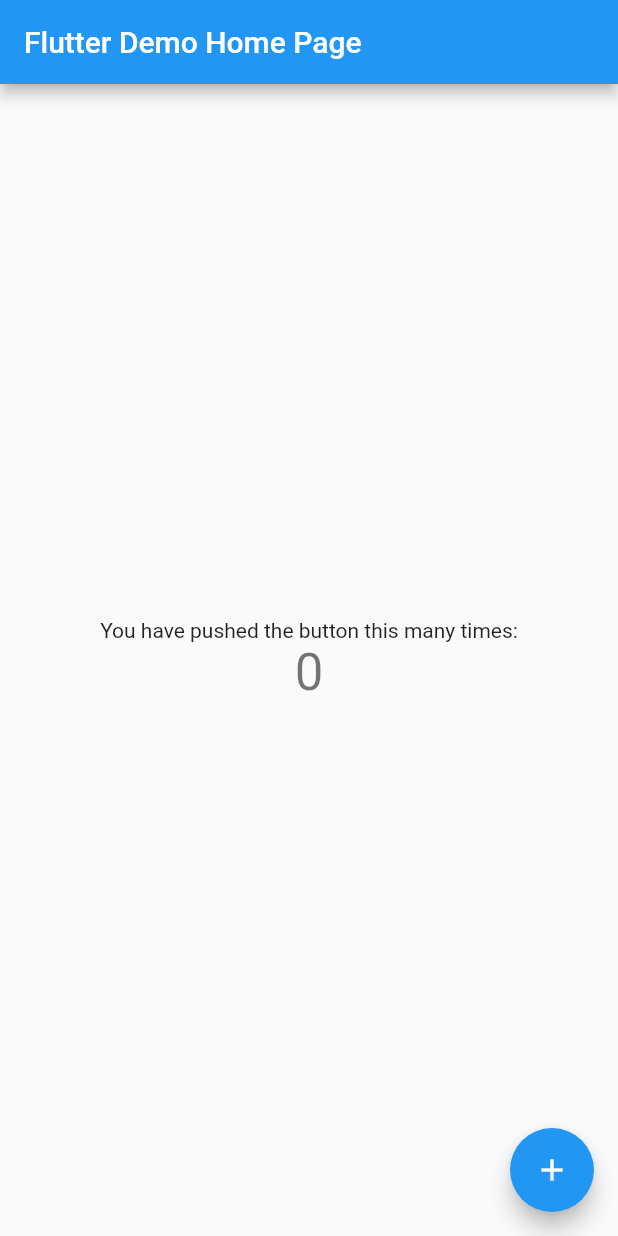
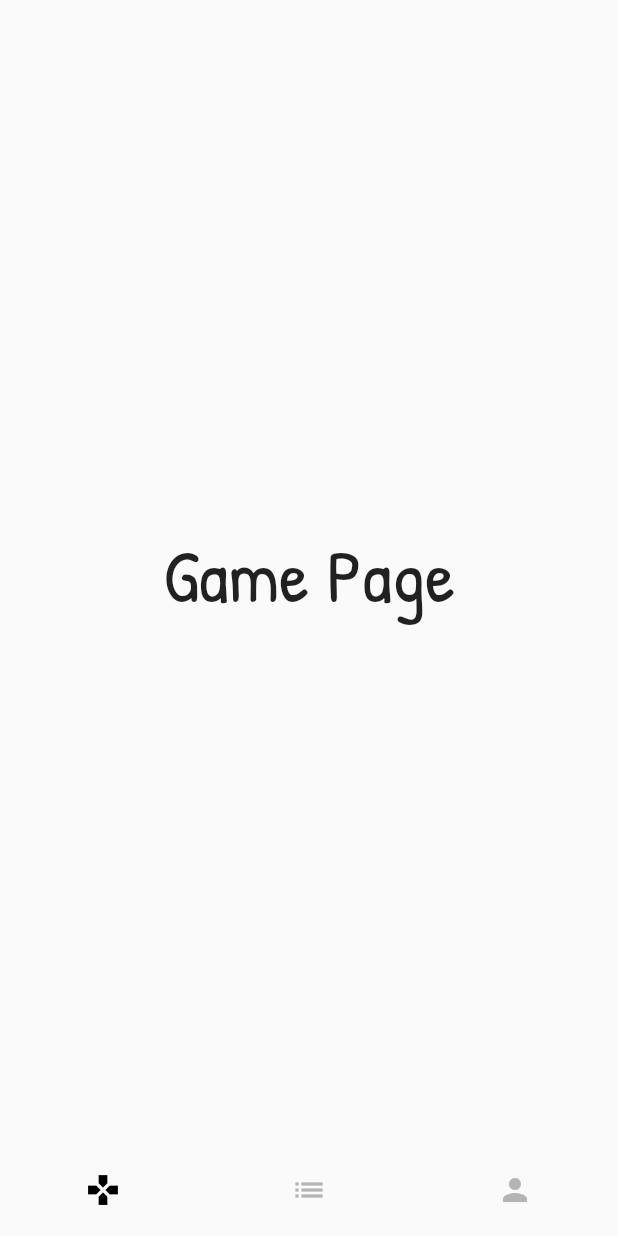
Before and after one commit to Anatole-DC/trivial_pursuit, a Flutter app: the screen it shows after launch, on a phone screen of 412 x 824 dp. Run offline on Flutter 3.47's test engine with Material 2 defaults, Android fonts, the light colour scheme and no system bars; our stand-ins replace go_router.

Commit message:
:children_crossing: Implement navigation

```diff
--- /dev/null
+++ b/lib/interface/screens/game_page.dart
@@ -0,0 +1,19 @@
+import 'package:flutter/material.dart';
+
+class GamePage extends StatefulWidget {
+  const GamePage({super.key});
+
+  @override
+  State<GamePage> createState() => _GamePageState();
+}
+
+class _GamePageState extends State<GamePage> {
+  @override
+  Widget build(BuildContext context) {
+    return const Center(
+        child: Text(
+      "Game Page",
+      style: TextStyle(fontSize: 50),
+    ));
+  }
+}
--- /dev/null
+++ b/lib/interface/screens/home_page.dart
@@ -0,0 +1,52 @@
+import 'package:flutter/material.dart';
+import 'package:trivial_pursuit/interface/screens/game_page.dart';
+import 'package:trivial_pursuit/interface/screens/leaderboard_page.dart';
+import 'package:trivial_pursuit/interface/screens/profile_page.dart';
+
+class HomePage extends StatefulWidget {
+  const HomePage({super.key});
+
+  @override
+  State<HomePage> createState() => _HomePageState();
+}
+
+class _HomePageState extends State<HomePage> {
+  int _currentIndex = 0;
+
+  final List<Widget> pages = [
+    const GamePage(),
+    const LeaderboardPage(),
+    const ProfilePage()
+  ];
+
+  @override
+  Widget build(BuildContext context) {
+    void navigate(int index) {
+      setState(() {
+        _currentIndex = index;
+      });
+    }
+
+    return Scaffold(
+      //Pages
+      body: pages[_currentIndex],
+
+      // Bottom navigation bar
+      bottomNavigationBar: BottomNavigationBar(
+        elevation: 0,
+        backgroundColor: Colors.transparent,
+        selectedItemColor: Colors.black,
+        showSelectedLabels: false,
+        showUnselectedLabels: false,
+        unselectedItemColor: const Color.fromARGB(255, 180, 180, 180),
+        currentIndex: _currentIndex,
+        items: const [
+          BottomNavigationBarItem(icon: Icon(Icons.games), label: 'Game'),
+          BottomNavigationBarItem(icon: Icon(Icons.list), label: 'Leaderboard'),
+          BottomNavigationBarItem(icon: Icon(Icons.person), label: 'Profile')
+        ],
+        onTap: (index) => {navigate(index)},
+      ),
+    );
+  }
+}
--- a/lib/main.dart
+++ b/lib/main.dart
@@ -1,115 +1,34 @@
 import 'package:flutter/material.dart';
+import 'package:go_router/go_router.dart';
+import 'package:trivial_pursuit/interface/screens/home_page.dart';
 
 void main() {
-  runApp(const MyApp());
+  runApp(TrivialPursuitApp());
 }
 
-class MyApp extends StatelessWidget {
-  const MyApp({super.key});
+class TrivialPursuitApp extends StatelessWidget {
+  TrivialPursuitApp({super.key});
 
   // This widget is the root of your application.
   @override
   Widget build(BuildContext context) {
-    return MaterialApp(
-      title: 'Flutter Demo',
+    return MaterialApp.router(
+      routerDelegate: _router.routerDelegate,
+      routeInformationParser: _router.routeInformationParser,
+      routeInformationProvider: _router.routeInformationProvider,
+      title: 'Trivial Pursuit',
       theme: ThemeData(
-        // This is the theme of your application.
-        //
-        // Try running your application with "flutter run". You'll see the
-        // application has a blue toolbar. Then, without quitting the app, try
-        // changing the primarySwatch below to Colors.green and then invoke
-        // "hot reload" (press "r" in the console where you ran "flutter run",
-        // or simply save your changes to "hot reload" in a Flutter IDE).
-        // Notice that the counter didn't reset back to zero; the application
-        // is not restarted.
-        primarySwatch: Colors.blue,
-      ),
-      home: const MyHomePage(title: 'Flutter Demo Home Page'),
+          primaryColor: Colors.black,
+          backgroundColor: const Color.fromARGB(255, 233, 233, 233),
+          fontFamily: 'PatrickHand'),
     );
   }
+
+  final GoRouter _router = GoRouter(routes: <GoRoute>[
+    GoRoute(
+        path: ('/'),
+        builder: (BuildContext context, GoRouterState state) =>
+            const HomePage(),
+        name: 'home'),
+  ]);
 }
-
-class MyHomePage extends StatefulWidget {
-  const MyHomePage({super.key, required this.title});
-
-  // This widget is the home page of your application. It is stateful, meaning
-  // that it has a State object (defined below) that contains fields that affect
-  // how it looks.
-
-  // This class is the configuration for the state. It holds the values (in this
-  // case the title) provided by the parent (in this case the App widget) and
-  // used by the build method of the State. Fields in a Widget subclass are
-  // always marked "final".
-
-  final String title;
-
-  @override
-  State<MyHomePage> createState() => _MyHomePageState();
-}
-
-class _MyHomePageState extends State<MyHomePage> {
-  int _counter = 0;
-
-  void _incrementCounter() {
-    setState(() {
-      // This call to setState tells the Flutter framework that something has
-      // changed in this State, which causes it to rerun the build method below
-      // so that the display can reflect the updated values. If we changed
-      // _counter without calling setState(), then the build method would not be
-      // called again, and so nothing would appear to happen.
-      _counter++;
-    });
-  }
-
-  @override
-  Widget build(BuildContext context) {
-    // This method is rerun every time setState is called, for instance as done
-    // by the _incrementCounter method above.
-    //
-    // The Flutter framework has been optimized to make rerunning build methods
-    // fast, so that you can just rebuild anything that needs updating rather
-    // than having to individually change instances of widgets.
-    return Scaffold(
-      appBar: AppBar(
-        // Here we take the value from the MyHomePage object that was created by
-        // the App.build method, and use it to set our appbar title.
-        title: Text(widget.title),
-      ),
-      body: Center(
-        // Center is a layout widget. It takes a single child and positions it
-        // in the middle of the parent.
-        child: Column(
-          // Column is also a layout widget. It takes a list of children and
-          // arranges them vertically. By default, it sizes itself to fit its
-          // children horizontally, and tries to be as tall as its parent.
-          //
-          // Invoke "debug painting" (press "p" in the console, choose the
-          // "Toggle Debug Paint" action from the Flutter Inspector in Android
-          // Studio, or the "Toggle Debug Paint" command in Visual Studio Code)
-          // to see the wireframe for each widget.
-          //
-          // Column has various properties to control how it sizes itself and
-          // how it positions its children. Here we use mainAxisAlignment to
-          // center the children vertically; the main axis here is the vertical
-          // axis because Columns are vertical (the cross axis would be
-          // horizontal).
-          mainAxisAlignment: MainAxisAlignment.center,
-          children: <Widget>[
-            const Text(
-              'You have pushed the button this many times:',
-            ),
-            Text(
-              '$_counter',
-              style: Theme.of(context).textTheme.headline4,
-            ),
-          ],
-        ),
-      ),
-      floatingActionButton: FloatingActionButton(
-        onPressed: _incrementCounter,
-        tooltip: 'Increment',
-        child: const Icon(Icons.add),
-      ), // This trailing comma makes auto-formatting nicer for build methods.
-    );
-  }
-}
--- /dev/null
+++ b/lib/routes.dart
@@ -0,0 +1 @@
+enum Routes { homepage, game, profile, leaderboard }
```
Also changed, not shown: lib/interface/screens/leaderboard_page.dart (added, +15 -0 lines), lib/interface/screens/profile_page.dart (added, +33 -0 lines), pubspec.yaml (+9 -15 lines), assets/fonts/PatrickHand-Regular.ttf (added), assets/images/trivial_pursuit.png (added), assets/images/trivial_pursuit.webp (added), assets/svgs/exit_to_app.svg (added), assets/svgs/trivial_pursuit.svg (added), pubspec.lock.
